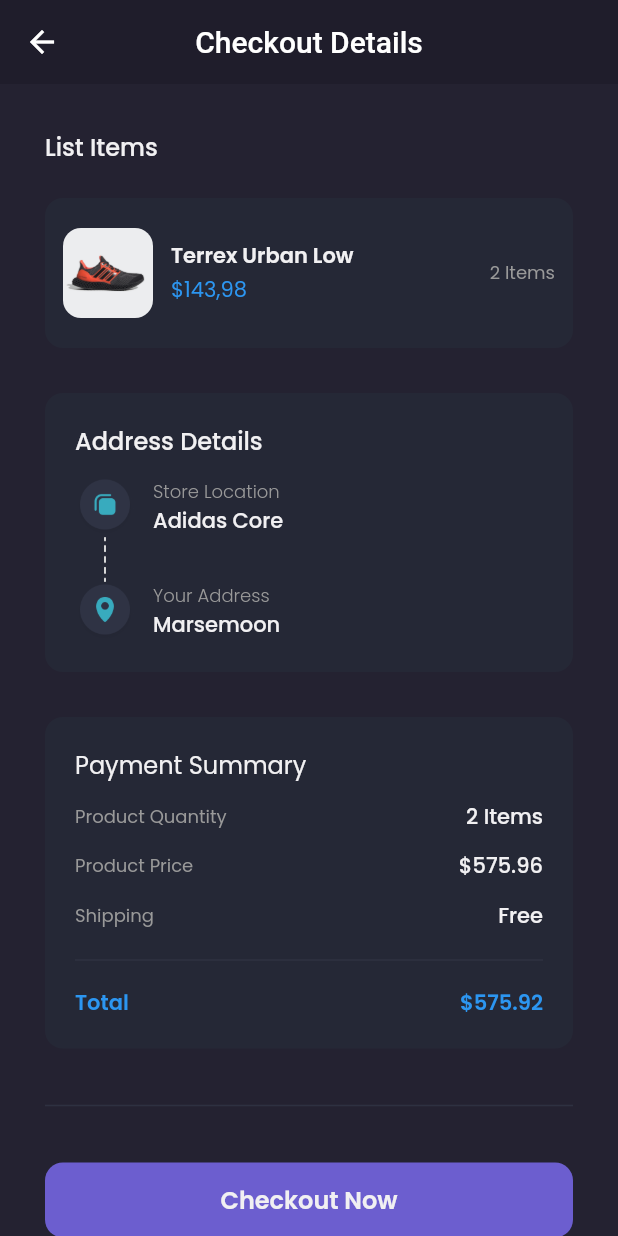
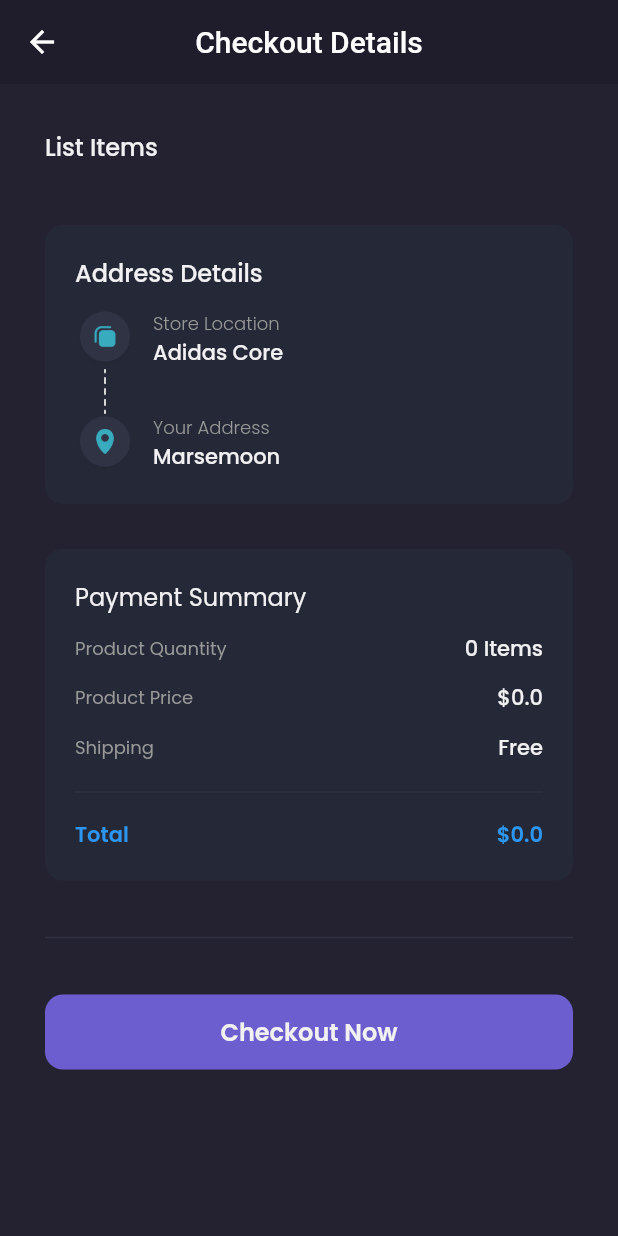
Before and after one commit to Syahro/shamo, a Flutter app: the CheckoutPage screen opened by its route, on a phone screen of 412 x 824 dp. Run offline on Flutter 3.47's test engine with Material 2 defaults, Android fonts, the phone set to English and light mode, and no system bars; our stand-ins replace carousel_slider, google_fonts; accounts and stored records are empty; network calls fail.

Commit message:
sync data cart to checkoutPage

```diff
--- a/lib/pages/home/checkout_page.dart
+++ b/lib/pages/home/checkout_page.dart
@@ -1,10 +1,13 @@
 import 'package:flutter/material.dart';
+import 'package:provider/provider.dart';
+import 'package:shamo/providers/cart_provider.dart';
 import 'package:shamo/theme.dart';
 import 'package:shamo/widgets/checkout_card.dart';
 
 class CheckoutPage extends StatelessWidget {
   @override
   Widget build(BuildContext context) {
+    CartProvider cartProvider = Provider.of<CartProvider>(context);
     Widget header() {
       return AppBar(
         backgroundColor: backgroundColor1,
@@ -35,7 +38,10 @@ class CheckoutPage extends StatelessWidget {
                 SizedBox(
                   height: 10,
                 ),
-                CheckoutCard(),
+                Column(
+                    children: cartProvider.carts
+                        .map((cart) => CheckoutCard(cart))
+                        .toList()),
               ],
             ),
           ),
@@ -145,7 +151,7 @@ class CheckoutPage extends StatelessWidget {
                       style: secondaryTextStyle.copyWith(fontSize: 12),
                     ),
                     Text(
-                      '2 Items',
+                      '${cartProvider.totalItems()} Items',
                       style: primaryTextStyle.copyWith(fontWeight: medium),
                     ),
                   ],
@@ -161,7 +167,7 @@ class CheckoutPage extends StatelessWidget {
                       style: secondaryTextStyle.copyWith(fontSize: 12),
                     ),
                     Text(
-                      '\$575.96',
+                      '\$${cartProvider.totalPrice()}',
                       style: primaryTextStyle.copyWith(fontWeight: medium),
                     ),
                   ],
@@ -201,7 +207,7 @@ class CheckoutPage extends StatelessWidget {
                           fontSize: 14, fontWeight: semiBold),
                     ),
                     Text(
-                      '\$575.92',
+                      '\$${cartProvider.totalPrice()}',
                       style: priceTextStyle.copyWith(
                           fontSize: 14, fontWeight: semiBold),
                     ),
--- a/lib/widgets/checkout_card.dart
+++ b/lib/widgets/checkout_card.dart
@@ -1,7 +1,11 @@
 import 'package:flutter/material.dart';
+import 'package:shamo/models/cart_model.dart';
 import 'package:shamo/theme.dart';
 
 class CheckoutCard extends StatelessWidget {
+  final CartModel cart;
+
+  CheckoutCard(this.cart);
   @override
   Widget build(BuildContext context) {
     return Container(
@@ -22,7 +26,7 @@ class CheckoutCard extends StatelessWidget {
             decoration: BoxDecoration(
               borderRadius: BorderRadius.circular(12),
               image: DecorationImage(
-                  image: AssetImage('assets/image_shoes.png'),
+                  image: NetworkImage(cart.product.galleries[0].url),
                   fit: BoxFit.cover),
             ),
           ),
@@ -34,7 +38,7 @@ class CheckoutCard extends StatelessWidget {
               crossAxisAlignment: CrossAxisAlignment.start,
               children: [
                 Text(
-                  'Terrex Urban Low',
+                  cart.product.name,
                   style: primaryTextStyle.copyWith(fontWeight: semiBold),
                   overflow: TextOverflow.ellipsis,
                 ),
@@ -42,7 +46,7 @@ class CheckoutCard extends StatelessWidget {
                   height: 2,
                 ),
                 Text(
-                  '\$143,98',
+                  '\$${cart.product.price}',
                   style: priceTextStyle,
                 )
               ],
@@ -55,7 +59,7 @@ class CheckoutCard extends StatelessWidget {
             mainAxisAlignment: MainAxisAlignment.center,
             children: [
               Text(
-                '2 Items',
+                '${cart.quantity} Items',
                 style: secondaryTextStyle.copyWith(
                     fontSize: 12, fontWeight: regular),
               ),
```
